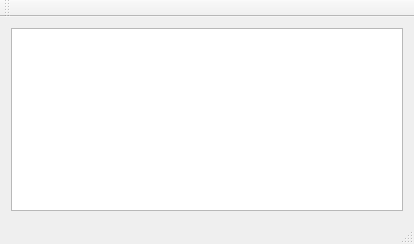
First picture: the form in mainwindow.ui, repository vintop95/server_esp32_pds, before the edit.
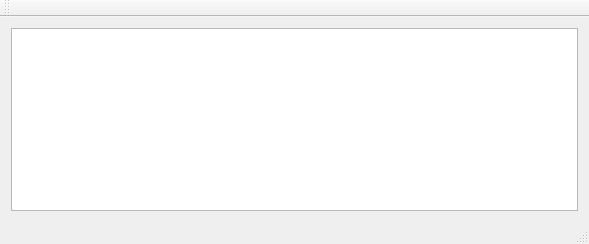
Second picture: the form after the edit.

Diff of the .ui file:
```diff
--- a/mainwindow.ui
+++ b/mainwindow.ui
@@ -6,7 +6,7 @@
    <rect>
     <x>0</x>
     <y>0</y>
-    <width>414</width>
+    <width>589</width>
     <height>244</height>
    </rect>
   </property>
```
Left out of the diff: 2 changed lines with no effect on the pictures.
